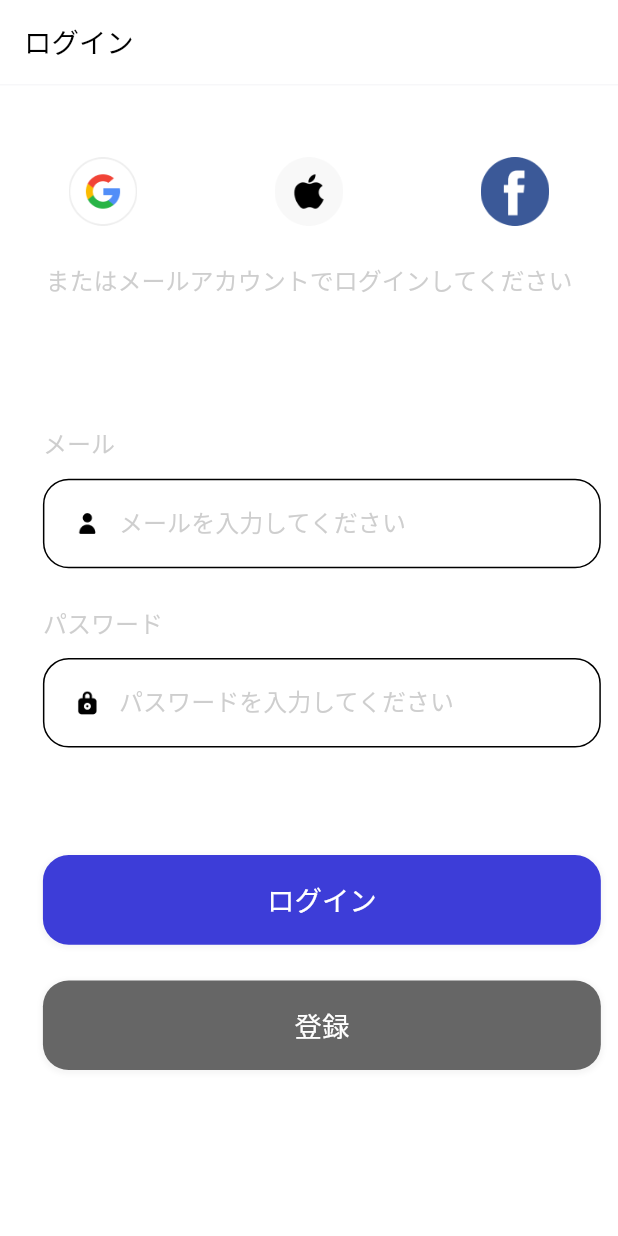
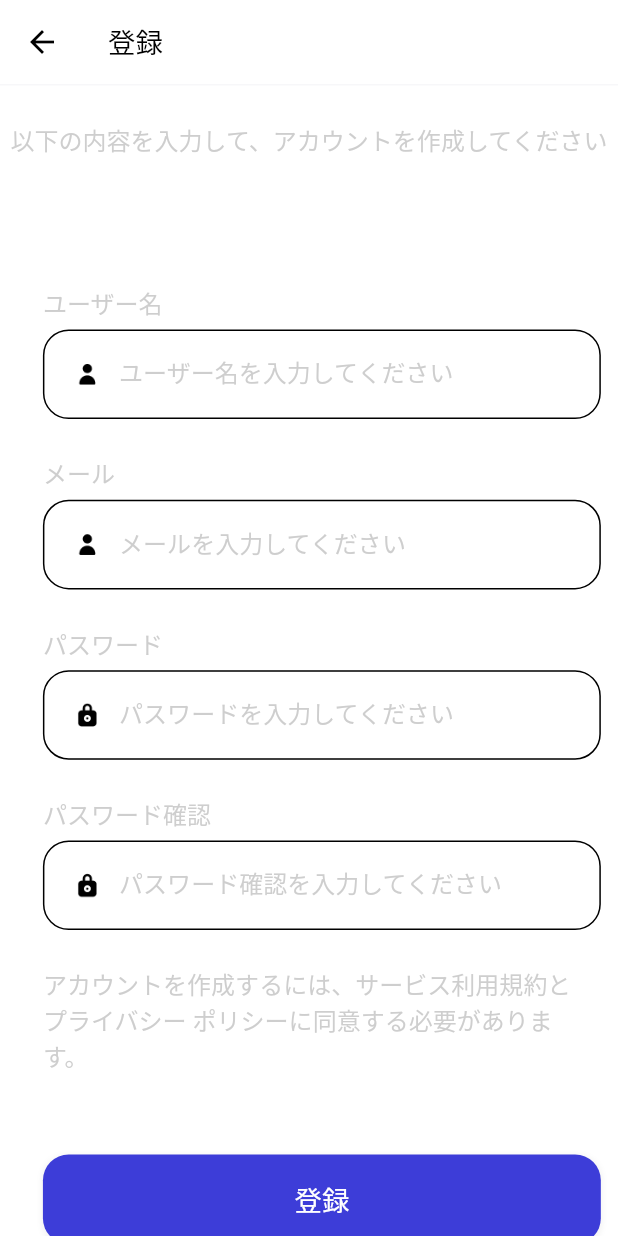
Before and after one commit to ImplVN/Flutter_Resume_FrontEnd, a Flutter app: the screen it shows after launch, after a tap on "登録", on a phone screen of 412 x 824 dp. Run offline on Flutter 3.47's test engine with Material 2 defaults, Android fonts, the light colour scheme and no system bars; our stand-ins replace firebase_auth, firebase_core, flutter_bloc, flutter_screenutil, fluttertoast; accounts and stored records are empty; Roboto replaces fonts that are missing (Avenir).

Commit message:
register screen

```diff
--- a/lib/common/routes/pages.dart
+++ b/lib/common/routes/pages.dart
@@ -4,6 +4,8 @@
 import 'package:flutter_bloc/flutter_bloc.dart';
 import 'package:resume/common/routes/names.dart';
 import 'package:resume/pages/home/home_page.dart';
+import 'package:resume/pages/register/bloc/register_blocs.dart';
+import 'package:resume/pages/register/register.dart';
 import 'package:resume/pages/sign_in/bloc/sign_in_blocs.dart';
 import 'package:resume/pages/sign_in/sign_in.dart';
 
@@ -14,6 +16,10 @@
           route: AppRoutes.SIGN_IN,
           page: const SignIn(),
           bloc: BlocProvider(create: (_) => SignInBloc())),
+      PageEntity(
+          route: AppRoutes.REGISTER,
+          page: const Register(),
+          bloc: BlocProvider(create: (_) => RegisterBloc())),
       PageEntity(
         route: AppRoutes.HOME,
         page: const HomePage(),
--- /dev/null
+++ b/lib/pages/register/bloc/register_blocs.dart
@@ -0,0 +1,15 @@
+import 'package:flutter_bloc/flutter_bloc.dart';
+import 'package:resume/pages/register/bloc/register_events.dart';
+import 'package:resume/pages/register/bloc/register_states.dart';
+
+class RegisterBloc extends Bloc<RegisterEvent, RegisterState> {
+  RegisterBloc() : super(RegisterState()) {
+    on<EmailEvent>((event, emit) => emit(state.copyWith(email: event.email)));
+    on<PasswordEvent>(
+        (event, emit) => emit(state.copyWith(password: event.password)));
+    on<RePasswordEvent>(
+        (event, emit) => emit(state.copyWith(rePassword: event.rePassword)));
+    on<UserNameEvent>(
+        (event, emit) => emit(state.copyWith(userName: event.userName)));
+  }
+}
--- /dev/null
+++ b/lib/pages/register/bloc/register_events.dart
@@ -0,0 +1,27 @@
+abstract class RegisterEvent {
+  const RegisterEvent();
+}
+
+class UserNameEvent extends RegisterEvent {
+  final String userName;
+
+  const UserNameEvent(this.userName);
+}
+
+class EmailEvent extends RegisterEvent {
+  final String email;
+
+  const EmailEvent(this.email);
+}
+
+class PasswordEvent extends RegisterEvent {
+  final String password;
+
+  const PasswordEvent(this.password);
+}
+
+class RePasswordEvent extends RegisterEvent {
+  final String rePassword;
+
+  const RePasswordEvent(this.rePassword);
+}
--- /dev/null
+++ b/lib/pages/register/bloc/register_states.dart
@@ -0,0 +1,22 @@
+class RegisterState {
+  final String userName;
+  final String email;
+  final String password;
+  final String rePassword;
+
+  RegisterState(
+      {this.userName = '',
+      this.email = '',
+      this.password = '',
+      this.rePassword = ''});
+
+  RegisterState copyWith(
+      {String? userName, String? email, String? password, String? rePassword}) {
+    return RegisterState(
+      userName: userName ?? this.userName,
+      email: email ?? this.email,
+      password: password ?? this.password,
+      rePassword: rePassword ?? this.rePassword,
+    );
+  }
+}
--- /dev/null
+++ b/lib/pages/register/register.dart
@@ -0,0 +1,79 @@
+import 'package:flutter/material.dart';
+import 'package:flutter_bloc/flutter_bloc.dart';
+import 'package:flutter_screenutil/flutter_screenutil.dart';
+import 'package:resume/pages/register/bloc/register_blocs.dart';
+import 'package:resume/pages/register/bloc/register_events.dart';
+import 'package:resume/pages/register/bloc/register_states.dart';
+import 'package:resume/pages/register/register_controller.dart';
+
+import '../common_widgets.dart';
+
+class Register extends StatefulWidget {
+  const Register({super.key});
+
+  @override
+  State<Register> createState() => _RegisterState();
+}
+
+class _RegisterState extends State<Register> {
+  @override
+  Widget build(BuildContext context) {
+    return BlocBuilder<RegisterBloc, RegisterState>(builder: (context, state) {
+      return Container(
+          color: Colors.white,
+          child: SafeArea(
+              child: Scaffold(
+            backgroundColor: Colors.white,
+            appBar: buildAppBar('登録'),
+            body: SingleChildScrollView(
+                child: Column(
+              crossAxisAlignment: CrossAxisAlignment.start,
+              children: [
+                SizedBox(
+                  height: 20.h,
+                ),
+                Center(child: reusableText('以下の内容を入力して、アカウントを作成してください')),
+                Container(
+                  margin: EdgeInsets.only(top: 66.h),
+                  padding: EdgeInsets.only(left: 25.w),
+                  child: Column(
+                    crossAxisAlignment: CrossAxisAlignment.start,
+                    children: [
+                      reusableText('ユーザー名'),
+                      buildTextField('ユーザー名を入力してください', 'name', 'user', (value) {
+                        context.read<RegisterBloc>().add(UserNameEvent(value));
+                      }),
+                      reusableText('メール'),
+                      buildTextField('メールを入力してください', 'email', 'user', (value) {
+                        context.read<RegisterBloc>().add(EmailEvent(value));
+                      }),
+                      reusableText('パスワード'),
+                      buildTextField('パスワードを入力してください', 'password', 'lock',
+                          (value) {
+                        context.read<RegisterBloc>().add(PasswordEvent(value));
+                      }),
+                      reusableText('パスワード確認'),
+                      buildTextField('パスワード確認を入力してください', 'password', 'lock',
+                          (value) {
+                        context
+                            .read<RegisterBloc>()
+                            .add(RePasswordEvent(value));
+                      }),
+                      Container(
+                        margin: EdgeInsets.only(right: 25.w),
+                        child: reusableText(
+                            'アカウントを作成するには、サービス利用規約とプライバシー ポリシーに同意する必要があります。'),
+                      ),
+                      buildLoginAndRegButton('登録', 'login', () {
+                        RegisterController(context: context)
+                            .handleEmailRegister();
+                      }),
+                    ],
+                  ),
+                )
+              ],
+            )),
+          )));
+    });
+  }
+}
--- /dev/null
+++ b/lib/pages/register/register_controller.dart
@@ -0,0 +1,67 @@
+import 'package:firebase_auth/firebase_auth.dart';
+import 'package:flutter/material.dart';
+import 'package:flutter_bloc/flutter_bloc.dart';
+import 'package:resume/common/widgets/flutter_toast.dart';
+import 'package:resume/pages/register/bloc/register_blocs.dart';
+
+class RegisterController {
+  final BuildContext context;
+
+  RegisterController({required this.context});
+
+  Future<void> handleEmailRegister() async {
+    final state = context.read<RegisterBloc>().state;
+    String userName = state.userName;
+    String email = state.email;
+    String password = state.password;
+    String rePassword = state.rePassword;
+
+    if (userName.isEmpty) {
+      toastInfo(msg: 'ユーザー名を入力してください');
+      return;
+    }
+
+    if (email.isEmpty) {
+      toastInfo(msg: 'メールを入力してください');
+      return;
+    }
+
+    if (password.isEmpty) {
+      toastInfo(msg: 'パスワードを入力してください');
+      return;
+    }
+
+    if (rePassword.isEmpty) {
+      toastInfo(msg: 'パスワードを入力してください');
+      return;
+    }
+
+    if (password != rePassword) {
+      toastInfo(msg: 'パスワードが一致しません');
+      return;
+    }
+
+    try {
+      final credential = await FirebaseAuth.instance
+          .createUserWithEmailAndPassword(email: email, password: password);
+      if (credential.user != null) {
+        await credential.user?.updateDisplayName(userName);
+        Navigator.of(context).pop();
+      }
+    } on FirebaseAuthException catch (e) {
+      if (e.code == 'weak-password') {
+        toastInfo(msg: 'パスワードが弱すぎます');
+      } else if (e.code == 'email-already-in-use') {
+        toastInfo(msg: 'メールが既に存在しています');
+      } else if (e.code == 'invalid-email') {
+        toastInfo(msg: 'メールが間違っています');
+      } else {
+        print(e);
+        toastInfo(msg: 'エラーが発生しました');
+      }
+    } catch (e) {
+      print(e);
+      toastInfo(msg: 'エラーが発生しました');
+    }
+  }
+}
--- a/lib/pages/sign_in/sign_in.dart
+++ b/lib/pages/sign_in/sign_in.dart
@@ -50,7 +50,9 @@
                       buildLoginAndRegButton('ログイン', 'login', () {
                         SignInController(context: context).handleSignIn();
                       }),
-                      buildLoginAndRegButton('登録', 'register', () {}),
+                      buildLoginAndRegButton('登録', 'register', () {
+                        Navigator.of(context).pushNamed('/register');
+                      }),
                     ],
                   ),
                 )
```
Also changed, not shown: 1 other file.
